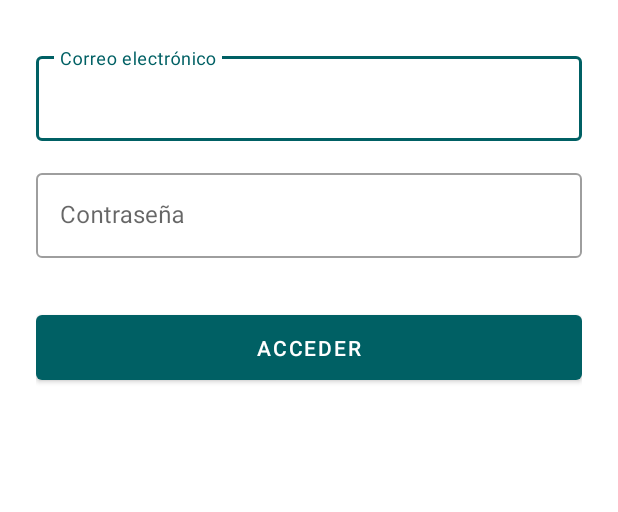
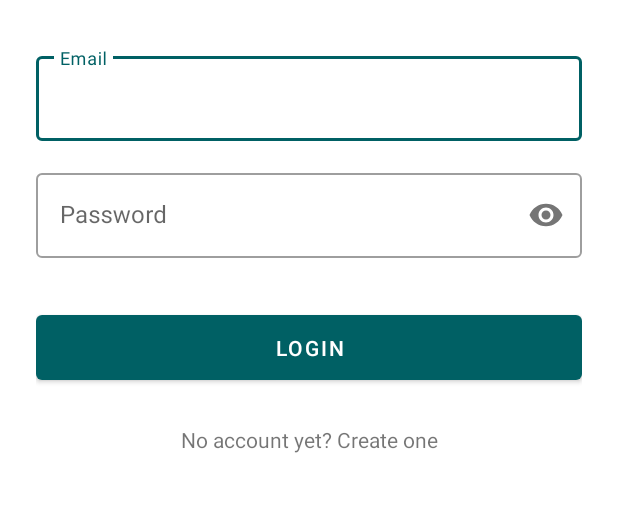
Before and after one commit to marioanloru/Hipersch, an Android app: the screen it shows after launch (LoginActivity), on a phone screen of 412 x 824 dp, the part 252-764 px from its top. Run offline under Robolectric (Android 15) with nearby library versions, the phone set to English and light mode, and no system bars; our stand-ins replace ButterKnife.

Commit message:
Added login activity and working

```diff
--- a/app/build.gradle
+++ b/app/build.gradle
@@ -16,6 +16,10 @@ android {
             proguardFiles getDefaultProguardFile('proguard-android-optimize.txt'), 'proguard-rules.pro'
         }
     }
+    compileOptions {
+        sourceCompatibility JavaVersion.VERSION_1_8
+        targetCompatibility JavaVersion.VERSION_1_8
+    }
 }
 
 dependencies {
@@ -23,6 +27,8 @@ dependencies {
     implementation 'androidx.appcompat:appcompat:1.0.2'
     implementation 'androidx.constraintlayout:constraintlayout:1.1.3'
     implementation 'com.google.android.material:material:1.1.0-alpha06'
+    implementation 'com.jakewharton:butterknife:10.1.0'
+    annotationProcessor 'com.jakewharton:butterknife-compiler:10.1.0'
     testImplementation 'junit:junit:4.12'
     androidTestImplementation 'androidx.test:runner:1.1.1'
     androidTestImplementation 'androidx.test.espresso:espresso-core:3.1.1'
--- a/app/src/main/AndroidManifest.xml
+++ b/app/src/main/AndroidManifest.xml
@@ -5,7 +5,6 @@
 
     <uses-permission android:name="android.permission.INTERNET" />
     <dist:module dist:instant="true" />
-
     <application
         android:allowBackup="true"
         android:icon="@mipmap/ic_launcher"
--- a/app/src/main/java/com/tfg/hipersch/LoginActivity.java
+++ b/app/src/main/java/com/tfg/hipersch/LoginActivity.java
@@ -2,15 +2,165 @@ package com.tfg.hipersch;
 
 import androidx.appcompat.app.AppCompatActivity;
 
+import android.app.ProgressDialog;
 import android.os.Bundle;
+import android.text.InputType;
+import android.util.Patterns;
+import android.view.MotionEvent;
+import android.view.View;
 import android.view.Window;
+import android.widget.ProgressBar;
+import android.widget.TextView;
+import android.widget.Toast;
+
+import com.google.android.material.button.MaterialButton;
+import com.google.android.material.textfield.TextInputEditText;
+import com.google.android.material.textfield.TextInputLayout;
+
+import butterknife.BindView;
+import butterknife.ButterKnife;
 
 public class LoginActivity extends AppCompatActivity {
-
+    private static final String TAG = "LoginActivity";
+    private static final int REQUEST_SIGNUP = 0;
+    private boolean emailVisited = false;
+    private boolean passwordVisited = false;
+    private boolean loading = false;
+    private boolean showPassword = false;
+    @BindView(R.id.email_field) TextInputEditText _emailText;
+    @BindView(R.id.email_layout) TextInputLayout _emailLayout;
+    @BindView(R.id.password) TextInputEditText _passwordText;
+    @BindView(R.id.password_layout) TextInputLayout _passwordLayout;
+    @BindView(R.id.login_button) MaterialButton _loginButton;
+    @BindView(R.id.register_message) TextView _registerMessage;
+    @BindView(R.id.progress_bar) ProgressBar _progressBar;
     @Override
     protected void onCreate(Bundle savedInstanceState) {
         super.onCreate(savedInstanceState);
         getSupportActionBar().hide();
         setContentView(R.layout.activity_login);
+        ButterKnife.bind(this);
+
+        _emailText.setOnFocusChangeListener(new View.OnFocusChangeListener() {
+            @Override
+            public void onFocusChange(View v, boolean hasFocus) {
+                if (hasFocus) {
+                    if (!emailVisited) emailVisited = true;
+                } else {
+                    if (emailVisited) validateEmail();
+                }
+            }
+        });
+
+        _passwordText.setOnFocusChangeListener(new View.OnFocusChangeListener() {
+            @Override
+            public void onFocusChange(View v, boolean hasFocus) {
+                if (hasFocus) {
+                    if (!passwordVisited) passwordVisited = true;
+                } else {
+                    if (passwordVisited) validatePassword();
+                }
+            }
+        });
+
+        _loginButton.setOnClickListener(new View.OnClickListener() {
+            @Override
+            public void onClick(View v) {
+                login();
+            }
+        });
+
+        _registerMessage.setOnClickListener(new View.OnClickListener() {
+            @Override
+            public void onClick(View v) {
+                //Intent intent = new Intent(getApplicationContext());
+                //startActivityForResult(intent, REQUEST_SIGNUP);
+            }
+        });
+    }
+
+    public void login() {
+        if (!validate()) {
+            onLoginFailed();
+            hideProgress();
+            return;
+        }
+        _loginButton.setEnabled(false);
+
+        showProgress();
+
+        String email = _emailText.getText().toString();
+        String password = _passwordText.getText().toString();
+
+    }
+
+    public void onLoginSuccess() {
+        _loginButton.setEnabled(true);
+        finish();
+    }
+
+    public void onLoginFailed() {
+        Toast.makeText(getBaseContext(), "Please, check login fields", Toast.LENGTH_LONG).show();
+        _loginButton.setEnabled(true);
+    }
+
+    public boolean validate() {
+        boolean valid = true;
+        String email = _emailText.getText().toString();
+        String password = _passwordText.getText().toString();
+
+        if (email.isEmpty() || !Patterns.EMAIL_ADDRESS.matcher(email).matches()) {
+            _emailLayout.setError("Enter a valid email address");
+            valid = false;
+        } else {
+            _emailLayout.setError(null);
+        }
+
+        if (password.isEmpty() || password.length() < 4) {
+            _passwordLayout.setError("Must have more than 4 characters");
+            valid = false;
+        } else {
+            _passwordLayout.setError(null);
+        }
+
+        return valid;
+    }
+
+    public boolean validateEmail() {
+        boolean valid = true;
+        String email = _emailText.getText().toString();
+
+        if (email.isEmpty() || !Patterns.EMAIL_ADDRESS.matcher(email).matches()) {
+            _emailLayout.setError("Enter a valid email address");
+            valid = false;
+        } else {
+            _emailLayout.setError(null);
+        }
+
+        return valid;
+    }
+
+    public boolean validatePassword() {
+        boolean valid = true;
+        String password = _passwordText.getText().toString();
+
+        if (password.isEmpty() || password.length() < 6) {
+            _passwordLayout.setError("Must have more than 6 characters");
+            valid = false;
+        } else {
+            _passwordLayout.setError(null);
+        }
+
+        return valid;
+    }
+
+    public void showProgress() {
+        _progressBar.setVisibility(View.VISIBLE);
+        _registerMessage.setVisibility(View.INVISIBLE);
+    }
+
+    public void hideProgress() {
+        _progressBar.setVisibility(View.INVISIBLE);
+        _registerMessage.setVisibility(View.VISIBLE);
     }
 }
--- a/app/src/main/res/layout/activity_login.xml
+++ b/app/src/main/res/layout/activity_login.xml
@@ -1,5 +1,4 @@
 <?xml version="1.0" encoding="utf-8"?>
-
 <ScrollView xmlns:android="http://schemas.android.com/apk/res/android"
     xmlns:app="http://schemas.android.com/apk/res-auto"
     android:layout_width="fill_parent"
@@ -21,6 +20,7 @@
             android:layout_marginBottom="24dp"
             android:src="@drawable/logo" />
         <com.google.android.material.textfield.TextInputLayout
+            android:id="@+id/email_layout"
             android:layout_width="match_parent"
             android:layout_height="wrap_content"
             android:layout_marginTop="8dp"
@@ -29,49 +29,52 @@
             <!--android:hint="@string/hint_text"-->
 
             <com.google.android.material.textfield.TextInputEditText
+                android:id="@+id/email_field"
                 android:layout_width="match_parent"
                 android:layout_height="wrap_content"
-                android:inputType="textEmailAddress"
-                android:hint="Correo electrónico"/>
+                android:hint="@string/login_email"
+                android:inputType="textEmailAddress" />
 
         </com.google.android.material.textfield.TextInputLayout>
 
         <com.google.android.material.textfield.TextInputLayout
+            android:id="@+id/password_layout"
             android:layout_width="match_parent"
             android:layout_height="wrap_content"
             android:layout_marginTop="8dp"
             android:layout_marginBottom="8dp"
+            app:passwordToggleEnabled="true"
             style="@style/Widget.MaterialComponents.TextInputLayout.OutlinedBox">
+
             <com.google.android.material.textfield.TextInputEditText
+                android:id="@+id/password"
                 android:layout_width="match_parent"
                 android:layout_height="wrap_content"
-                android:inputType="textPassword"
-                android:hint="Contraseña"/>
+                android:hint="@string/login_password"
+                android:inputType="textPassword" />
         </com.google.android.material.textfield.TextInputLayout>
 
-        <!--<androidx.appcompat.widget.AppCompatButton
+        <com.google.android.material.button.MaterialButton
+            android:id="@+id/login_button"
             android:layout_width="match_parent"
             android:layout_height="wrap_content"
             android:layout_marginTop="24dp"
             android:layout_marginBottom="24dp"
             android:padding="12dp"
-            android:text="Acceder"/>-->
+            android:text="@string/login_button" />
 
-        <com.google.android.material.button.MaterialButton
+        <TextView
+            android:id="@+id/register_message"
             android:layout_width="match_parent"
             android:layout_height="wrap_content"
-            android:layout_marginTop="24dp"
-            android:layout_marginBottom="24dp"
-            android:padding="12dp"
-            android:text="Acceder"/>
+            android:gravity="center"
+            android:text="@string/login_register" />
+
+        <ProgressBar
+            android:id="@+id/progress_bar"
+            android:layout_width="match_parent"
+            android:layout_height="wrap_content"
+            android:visibility="invisible"
+            />
     </LinearLayout>
 </ScrollView>
-
-<!--<androidx.constraintlayout.widget.ConstraintLayout xmlns:android="http://schemas.android.com/apk/res/android"
-    xmlns:app="http://schemas.android.com/apk/res-auto"
-    xmlns:tools="http://schemas.android.com/tools"
-    android:layout_width="match_parent"
-    android:layout_height="match_parent"
-    tools:context=".LoginActivity">
-
-</androidx.constraintlayout.widget.ConstraintLayout>-->
--- a/app/src/main/res/values/strings.xml
+++ b/app/src/main/res/values/strings.xml
@@ -1,3 +1,7 @@
 <resources>
     <string name="app_name">Hipersch</string>
+    <string name="login_email">Email</string>
+    <string name="login_password">Password</string>
+    <string name="login_register">No account yet? Create  one</string>
+    <string name="login_button">Login</string>
 </resources>
```
